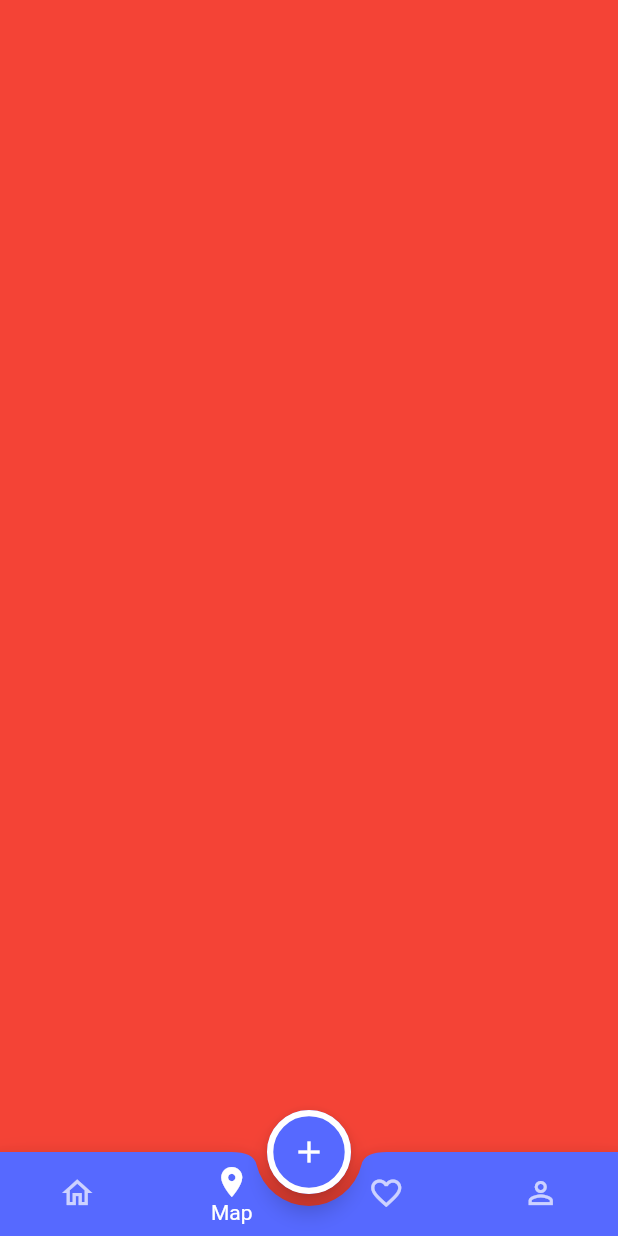
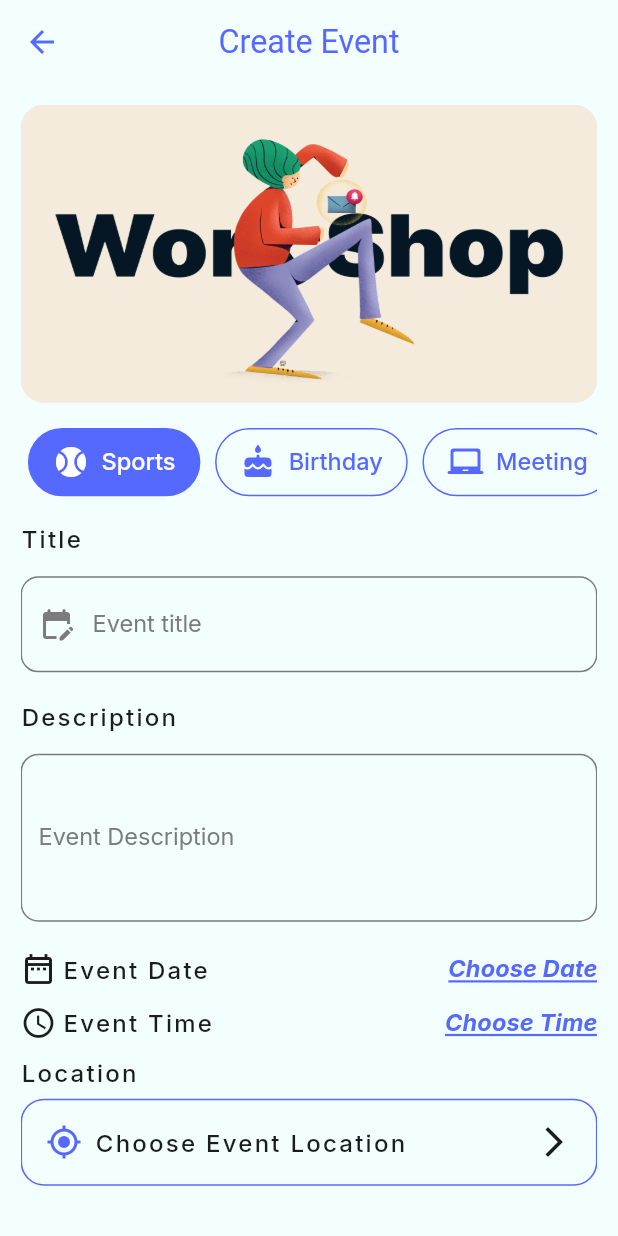
Before and after one commit to kareem-79/evently, a Flutter app: the screen it shows after launch, item 2 of the bottom bar chosen, after a tap on the "add" icon, on a phone screen of 412 x 824 dp. Run offline on Flutter 3.47's test engine with Material 3 defaults, Android fonts, the phone set to English and light mode, and no system bars; our stand-ins replace flutter_screenutil, google_fonts.

Commit message:
create event

```diff
--- a/lib/config/theme/theme_manager.dart
+++ b/lib/config/theme/theme_manager.dart
@@ -7,21 +7,22 @@ class ThemeManager {
   static final ThemeData light = ThemeData(
     primaryColor: ColorsManager.blue,
     useMaterial3: false,
-    iconTheme: IconThemeData(
-      color: ColorsManager.white
-    ),
+    iconTheme: IconThemeData(color: ColorsManager.black),
     appBarTheme: AppBarTheme(
       backgroundColor: ColorsManager.whiteBlue,
       foregroundColor: ColorsManager.blue,
       titleTextStyle: GoogleFonts.roboto(
         fontSize: 22.sp,
-        color: ColorsManager.black,
+        color: ColorsManager.blue,
       ),
       centerTitle: true,
     ),
     floatingActionButtonTheme: FloatingActionButtonThemeData(
       backgroundColor: ColorsManager.blue,
-      shape:StadiumBorder(side: BorderSide(color: ColorsManager.white,width: 4.w),) ),
+      shape: StadiumBorder(
+        side: BorderSide(color: ColorsManager.white, width: 4.w),
+      ),
+    ),
     scaffoldBackgroundColor: ColorsManager.whiteBlue,
     elevatedButtonTheme: ElevatedButtonThemeData(
       style: ElevatedButton.styleFrom(
@@ -74,7 +75,7 @@ class ThemeManager {
         color: ColorsManager.black,
         fontWeight: FontWeight.bold,
       ),
-      headlineSmall:GoogleFonts.inter(
+      headlineSmall: GoogleFonts.inter(
         fontSize: 14.sp,
         color: ColorsManager.white,
         fontWeight: FontWeight.w400,
@@ -87,12 +88,22 @@ class ThemeManager {
       headlineMedium: GoogleFonts.inter(
         fontSize: 16.sp,
         color: ColorsManager.blue,
-        fontWeight: FontWeight.w400,),
+        fontWeight: FontWeight.w400,
+      ),
       titleMedium: GoogleFonts.inter(
         fontSize: 20.sp,
         color: ColorsManager.blue,
-        fontWeight: FontWeight.bold,),
-
+        fontWeight: FontWeight.bold,
+      ),
+      labelMedium: GoogleFonts.inter(
+        fontSize: 20.sp,
+        fontWeight: FontWeight.bold,
+        color: ColorsManager.black,
+      ),
+      labelSmall: GoogleFonts.inter(
+          fontSize: 16,
+          fontWeight: FontWeight.w500,
+          color: ColorsManager.black)
     ),
     bottomNavigationBarTheme: BottomNavigationBarThemeData(
       backgroundColor: Colors.transparent,
@@ -100,15 +111,13 @@ class ThemeManager {
       type: BottomNavigationBarType.fixed,
       selectedItemColor: ColorsManager.white,
       unselectedItemColor: ColorsManager.white,
-      showUnselectedLabels: false
+      showUnselectedLabels: false,
     ),
     bottomAppBarTheme: BottomAppBarTheme(
       color: ColorsManager.blue,
       shape: const CircularNotchedRectangle(),
     ),
-    cardTheme: CardThemeData(
-      color: Colors.white
-    )
+    cardTheme: CardThemeData(color: Colors.white),
   );
   static final ThemeData dark = ThemeData();
 }
--- /dev/null
+++ b/lib/core/extension/date_time_extension.dart
@@ -0,0 +1,8 @@
+import 'package:intl/intl.dart';
+
+extension DateTimeExti on DateTime{
+  String get viewMonth{
+    DateFormat format=DateFormat("MMM");
+    return format.format(this);
+  }
+}
--- a/lib/core/resources/assets_manager.dart
+++ b/lib/core/resources/assets_manager.dart
@@ -3,4 +3,13 @@ abstract class ImageAssets{
   static const String eventlyLogo="$base/evently_logo.png";
   static const String googleLogo="$base/google_icon.png";
   static const String meeting="$base/meeting.png";
+  static const String birthday="$base/birthday.png";
+  static const String bookclub="$base/bookclub.png";
+  static const String eating="$base/eating.png";
+  static const String exhibition="$base/exhibition.png";
+  static const String football="$base/football.png";
+  static const String gaming="$base/gaming.png";
+  static const String holiday="$base/holiday.png";
+  static const String workshop="$base/workshop.png";
+  static const String profileImg="$base/route_logo.png";
 }
--- a/lib/core/resources/routes_manager.dart
+++ b/lib/core/resources/routes_manager.dart
@@ -1,5 +1,6 @@
 import 'package:evently/features/authentication/login/login_screen.dart';
 import 'package:evently/features/authentication/register/register_screen.dart';
+import 'package:evently/features/create_event/create_event.dart';
 import 'package:evently/features/layout/main_layout.dart';
 import 'package:flutter/cupertino.dart';
 
@@ -7,6 +8,7 @@ class RoutesManager {
   static const String register = "/register";
   static const String login = "/Login";
   static const String mainLayout = "/MainLayout";
+  static const String createEvent = "/CreateEvent";
 
   static Route? getRoute(RouteSettings settings) {
     switch (settings.name) {
@@ -22,6 +24,11 @@ class RoutesManager {
         {
           return CupertinoPageRoute(builder: (context) => MainLayout());
         }
+      case createEvent:
+        {
+          return CupertinoPageRoute(builder: (context) => CreateEvent());
+        }
+
     }
   }
 }
--- a/lib/core/widget/custom_tap_bar.dart
+++ b/lib/core/widget/custom_tap_bar.dart
@@ -3,7 +3,6 @@ import 'package:flutter_screenutil/flutter_screenutil.dart';
 
 import 'custom_tap_item.dart';
 import '../../model/category_model.dart';
-import '../resources/colors_manager.dart';
 
 class CustomTapBar extends StatefulWidget {
   const CustomTapBar({
@@ -41,13 +40,13 @@ class _CustomTapBarState extends State<CustomTapBar> {
         },
         indicatorColor: Colors.transparent,
         isScrollable: true,
-        tabs: CategoryModel.categoryWithAll
+        tabs: widget.categories
             .map(
               (category) => CustomTabItem(
                 category: category,
                 isSelected:
                     selectedIndex ==
-                    CategoryModel.categoryWithAll.indexOf(category),
+                    widget.categories.indexOf(category),
                 selectedBgColor: widget.selectedBgColor,
                 selectedFgColor: widget.selectedFgColor,
                 unSelectedBgColor: widget.unSelectedBgColor,
--- a/lib/core/widget/custom_text_form_filed.dart
+++ b/lib/core/widget/custom_text_form_filed.dart
@@ -6,7 +6,7 @@ class CustomTextFormFiled extends StatelessWidget {
     super.key,
     required this.label,
     this.prefixIcon,
-    this.suffixIcon, this.keyboardType=TextInputType.text, this.secure=false,this.validator, this.controller,
+    this.suffixIcon, this.keyboardType=TextInputType.text, this.secure=false,this.validator, this.controller, this.maxLine=1,
   });
 
   final String label;
@@ -16,12 +16,15 @@ class CustomTextFormFiled extends StatelessWidget {
   final bool secure;
   final String? Function(String?)? validator;
   final TextEditingController? controller;
+  final int maxLine;
 
   @override
   Widget build(BuildContext context) {
     return Padding(
       padding: EdgeInsets.symmetric(vertical: 8.sp),
       child: TextFormField(
+        textAlign: TextAlign.start,
+        maxLines: maxLine,
         controller: controller,
         validator: validator,
         obscureText: secure,
--- a/lib/core/widget/event_item.dart
+++ b/lib/core/widget/event_item.dart
@@ -1,3 +1,4 @@
+import 'package:evently/core/extension/date_time_extension.dart';
 import 'package:evently/core/resources/assets_manager.dart';
 import 'package:evently/core/resources/colors_manager.dart';
 import 'package:evently/core/widget/event_model.dart';
@@ -33,7 +34,7 @@ class EventItem extends StatelessWidget {
                 children: [
                   Text("${event.dateTime.day}", style: Theme.of(context).textTheme.titleMedium),
                   Text(
-                    "${event.dateTime.month}",
+                    event.dateTime.viewMonth,
                     style: Theme.of(context).textTheme.headlineMedium?.copyWith(
                       fontWeight: FontWeight.bold,
                     ),
--- a/lib/core/widget/event_model.dart
+++ b/lib/core/widget/event_model.dart
@@ -1,14 +1,18 @@
 import 'package:evently/model/category_model.dart';
 import 'package:flutter/material.dart';
 
-class EventModel{
+class EventModel {
   CategoryModel categoryModel;
   String title;
   String description;
   DateTime dateTime;
   TimeOfDay timeOfDay;
 
-  EventModel({required this.categoryModel, required this.title, required this.description, required this.dateTime,
-    required this.timeOfDay});
-
+  EventModel({
+    required this.categoryModel,
+    required this.title,
+    required this.description,
+    required this.dateTime,
+    required this.timeOfDay,
+  });
 }
--- /dev/null
+++ b/lib/features/create_event/create_event.dart
@@ -0,0 +1,177 @@
+import 'package:evently/core/resources/assets_manager.dart';
+import 'package:evently/core/resources/colors_manager.dart';
+import 'package:evently/core/resources/routes_manager.dart';
+import 'package:evently/core/widget/custom_elevated_button.dart';
+import 'package:evently/core/widget/custom_tap_bar.dart';
+import 'package:evently/core/widget/custom_text_button.dart';
+import 'package:evently/core/widget/custom_text_form_filed.dart';
+import 'package:evently/model/category_model.dart';
+import 'package:flutter/material.dart';
+import 'package:flutter_screenutil/flutter_screenutil.dart';
+
+class CreateEvent extends StatefulWidget {
+  const CreateEvent({super.key});
+
+  @override
+  State<CreateEvent> createState() => _CreateEventState();
+}
+
+class _CreateEventState extends State<CreateEvent> {
+  late TextEditingController titleController;
+  late TextEditingController descriptionController;
+  final GlobalKey<FormState> _formKey=GlobalKey<FormState>();
+
+  @override
+  void initState() {
+    super.initState();
+    titleController = TextEditingController();
+    descriptionController = TextEditingController();
+  }
+
+  @override
+  void dispose() {
+    titleController.dispose();
+    descriptionController.dispose();
+    super.dispose();
+  }
+
+  @override
+  Widget build(BuildContext context) {
+    return Scaffold(
+      appBar: AppBar(elevation: 0, title: Text("Create Event")),
+      body: Padding(
+        padding: EdgeInsets.all(14.0.sp),
+        child: SingleChildScrollView(
+          child: Form(
+            key: _formKey,
+            child: Column(
+              crossAxisAlignment: CrossAxisAlignment.stretch,
+              children: [
+                ClipRRect(
+                  borderRadius: BorderRadiusGeometry.circular(16.r),
+                  child: Image.asset(
+                    ImageAssets.workshop,
+                    fit: BoxFit.fill,
+                    width: 361.w,
+                    height: 203.h,
+                  ),
+                ),
+                SizedBox(height: 12.h),
+                CustomTapBar(
+                  categories: CategoryModel.category,
+                  selectedBgColor: ColorsManager.blue,
+                  selectedFgColor: ColorsManager.white,
+                  unSelectedBgColor: Colors.transparent,
+                  unSelectedFgColor: ColorsManager.blue,
+                ),
+                SizedBox(height: 12.h),
+                Text("Title", style: Theme.of(context).textTheme.labelSmall),
+                SizedBox(height: 8.h),
+                CustomTextFormFiled(
+                  label: "Event title",
+                  controller: titleController,
+                  validator: (input) {
+                    if(input==null||input.trim().isEmpty){
+                      return "Title is required";
+                    }
+                    return null;
+                  },
+                  prefixIcon: Icons.edit_calendar_rounded,
+                ),
+                SizedBox(height: 12.h),
+                Text(
+                  "Description",
+                  style: Theme.of(context).textTheme.labelSmall,
+                ),
+                SizedBox(height: 8.h),
+                CustomTextFormFiled(
+                  label: "Event Description",
+                  controller: descriptionController,
+                  validator: (input) {
+                    if(input==null||input.trim().isEmpty){
+                      return "Description is required";
+                    }
+                    return null;
+                  },
+                  maxLine: 3,
+                ),
+                SizedBox(height: 12.h),
+                Row(
+                  children: [
+                    Icon(Icons.date_range_outlined),
+                    SizedBox(width: 4.h),
+                    Text(
+                      "Event Date",
+                      style: Theme.of(context).textTheme.labelSmall,
+                    ),
+                    Spacer(),
+                    CustomTextButton(
+                      onPress: () {
+                        showDatePicker(
+                          context: context,
+                          firstDate: DateTime.now(),
+                          lastDate: DateTime.now().add(Duration(days: 365)),
+                        );
+                      },
+                      text: "Choose Date",
+                    ),
+                  ],
+                ),
+                SizedBox(height: 12.h),
+                Row(
+                  children: [
+                    Icon(Icons.watch_later_outlined),
+                    SizedBox(width: 4.h),
+                    Text(
+                      "Event Time",
+                      style: Theme.of(context).textTheme.labelSmall,
+                    ),
+                    Spacer(),
+                    CustomTextButton(
+                      onPress: () {
+                        showTimePicker(
+                          initialTime: TimeOfDay.now(),
+                          context: context,
+                        );
+                      },
+                      text: "Choose Time",
+                    ),
+                  ],
+                ),
+                SizedBox(height: 12.h),
+                Text("Location", style: Theme.of(context).textTheme.labelSmall),
+                SizedBox(height: 8.h),
+                Container(
+                  padding: EdgeInsets.all(16),
+                  width: double.infinity,
+                  decoration: BoxDecoration(
+                    borderRadius: BorderRadius.circular(16.r),
+                    border: Border.all(color: ColorsManager.blue),
+                  ),
+                  child: Row(
+                    children: [
+                      Icon(Icons.my_location_outlined, color: ColorsManager.blue),
+                      SizedBox(width: 8.w),
+                      Text(
+                        "Choose Event Location",
+                        style: Theme.of(context).textTheme.labelSmall,
+                      ),
+                      Spacer(),
+                      Icon(Icons.arrow_forward_ios_outlined),
+                    ],
+                  ),
+                ),
+                SizedBox(height: 12.h),
+                CustomElevatedButton(onPress: _addEvent, text: "Add Event")
+              ],
+            ),
+          ),
+        ),
+      ),
+    );
+  }
+
+  void _addEvent() {
+    if(_formKey.currentState?.validate()==false)return;
+  }
+}
--- a/lib/features/layout/home/home_tab.dart
+++ b/lib/features/layout/home/home_tab.dart
@@ -1,5 +1,4 @@
 import 'package:evently/core/resources/colors_manager.dart';
-import 'package:evently/core/widget/custom_tap_item.dart';
 import 'package:evently/core/widget/custom_tap_bar.dart';
 import 'package:evently/core/widget/event_item.dart';
 import 'package:evently/core/widget/event_model.dart';
@@ -50,7 +49,7 @@ class _HomeTabState extends State<HomeTab> {
                           Row(
                             mainAxisAlignment: MainAxisAlignment.start,
                             children: [
-                              Icon(Icons.location_on_outlined),
+                              Icon(Icons.location_on_outlined,color: ColorsManager.white,),
                               SizedBox(width: 4.w),
                               Text(
                                 "Cairo,Egypt",
@@ -61,7 +60,7 @@ class _HomeTabState extends State<HomeTab> {
                         ],
                       ),
                       Spacer(),
-                      Icon(Icons.light_mode_outlined),
+                      Icon(Icons.light_mode_outlined,color: ColorsManager.white),
                       Card(
                         child: Padding(
                           padding: EdgeInsets.all(8.0.sp),
--- a/lib/features/layout/main_layout.dart
+++ b/lib/features/layout/main_layout.dart
@@ -1,4 +1,5 @@
 import 'package:evently/core/resources/colors_manager.dart';
+import 'package:evently/core/resources/routes_manager.dart';
 import 'package:evently/features/layout/fav/fav_tab.dart';
 import 'package:evently/features/layout/home/home_tab.dart';
 import 'package:evently/features/layout/map/map_tab.dart';
@@ -24,7 +25,9 @@ class _MainLayoutState extends State<MainLayout> {
       body: tabs[selectedIndex],
       floatingActionButtonLocation: FloatingActionButtonLocation.centerDocked,
       floatingActionButton: FloatingActionButton(
-        onPressed: () {},
+        onPressed: () {
+          Navigator.pushNamed(context, RoutesManager.createEvent);
+        },
         child: const Icon(Icons.add),
       ),
       bottomNavigationBar: BottomAppBar(
--- a/lib/model/category_model.dart
+++ b/lib/model/category_model.dart
@@ -1,5 +1,4 @@
 import 'package:evently/core/resources/assets_manager.dart';
-import 'package:flutter/cupertino.dart';
 import 'package:flutter/material.dart';
 
 class CategoryModel {
@@ -26,13 +25,13 @@ class CategoryModel {
       id: "1",
       name: "Sports",
       iconData: Icons.sports_baseball_rounded,
-      imagePath: ImageAssets.meeting,
+      imagePath: ImageAssets.football,
     ),
     CategoryModel(
       id: "2",
       name: "Birthday",
       iconData: Icons.cake_rounded,
-      imagePath: ImageAssets.meeting,
+      imagePath: ImageAssets.birthday,
     ),
     CategoryModel(
       id: "3",
@@ -44,13 +43,13 @@ class CategoryModel {
       id: "4",
       name: "Gaming",
       iconData: Icons.gamepad_rounded,
-      imagePath: ImageAssets.meeting,
+      imagePath: ImageAssets.gaming,
     ),
     CategoryModel(
       id: "5",
       name: "Eating",
       iconData: Icons.fastfood_rounded,
-      imagePath: ImageAssets.meeting,
+      imagePath: ImageAssets.eating,
     ),
     CategoryModel(
       id: "6",
@@ -62,19 +61,75 @@ class CategoryModel {
       id: "7",
       name: "Exhibition",
       iconData: Icons.water_damage_rounded,
-      imagePath: ImageAssets.meeting,
+      imagePath: ImageAssets.holiday,
     ),
     CategoryModel(
       id: "8",
       name: "Workshop",
       iconData: Icons.work_rounded,
-      imagePath: ImageAssets.meeting,
+      imagePath: ImageAssets.workshop,
     ),
     CategoryModel(
       id: "9",
       name: "BookClub",
       iconData: Icons.menu_book_rounded,
+      imagePath: ImageAssets.bookclub,
+    ),
+  ];
+  static List<CategoryModel> category = [
+    CategoryModel(
+      id: "0",
+      name: "Sports",
+      iconData: Icons.sports_baseball_rounded,
+      imagePath: ImageAssets.football,
+    ),
+    CategoryModel(
+      id: "1",
+      name: "Birthday",
+      iconData: Icons.cake_rounded,
+      imagePath: ImageAssets.birthday,
+    ),
+    CategoryModel(
+      id: "2",
+      name: "Meeting",
+      iconData: Icons.laptop_chromebook_rounded,
       imagePath: ImageAssets.meeting,
+    ),
+    CategoryModel(
+      id: "3",
+      name: "Gaming",
+      iconData: Icons.gamepad_rounded,
+      imagePath: ImageAssets.gaming,
+    ),
+    CategoryModel(
+      id: "4",
+      name: "Eating",
+      iconData: Icons.fastfood_rounded,
+      imagePath: ImageAssets.eating,
+    ),
+    CategoryModel(
+      id: "5",
+      name: "Holiday",
+      iconData: Icons.holiday_village_rounded,
+      imagePath: ImageAssets.meeting,
+    ),
+    CategoryModel(
+      id: "6",
+      name: "Exhibition",
+      iconData: Icons.water_damage_rounded,
+      imagePath: ImageAssets.holiday,
+    ),
+    CategoryModel(
+      id: "7",
+      name: "Workshop",
+      iconData: Icons.work_rounded,
+      imagePath: ImageAssets.workshop,
+    ),
+    CategoryModel(
+      id: "8",
+      name: "BookClub",
+      iconData: Icons.menu_book_rounded,
+      imagePath: ImageAssets.bookclub,
     ),
   ];
 }
--- a/pubspec.yaml
+++ b/pubspec.yaml
@@ -38,6 +38,7 @@ dependencies:
   flutter_native_splash: ^2.4.6
   google_fonts: ^6.3.1
   flutter_screenutil: ^5.9.3
+  intl: ^0.20.2
 
 dev_dependencies:
   flutter_test:
```
Also changed, not shown: lib/features/layout/fav/fav_tab.dart (+14 -2 lines), lib/features/layout/profile/custom_drop_down.dart (added, +52 -0 lines), lib/features/layout/profile/profile_tab.dart (+85 -1 lines), assets/images/route_logo.png (added), pubspec.lock. Lines whose indentation alone changed are shown as unchanged.
